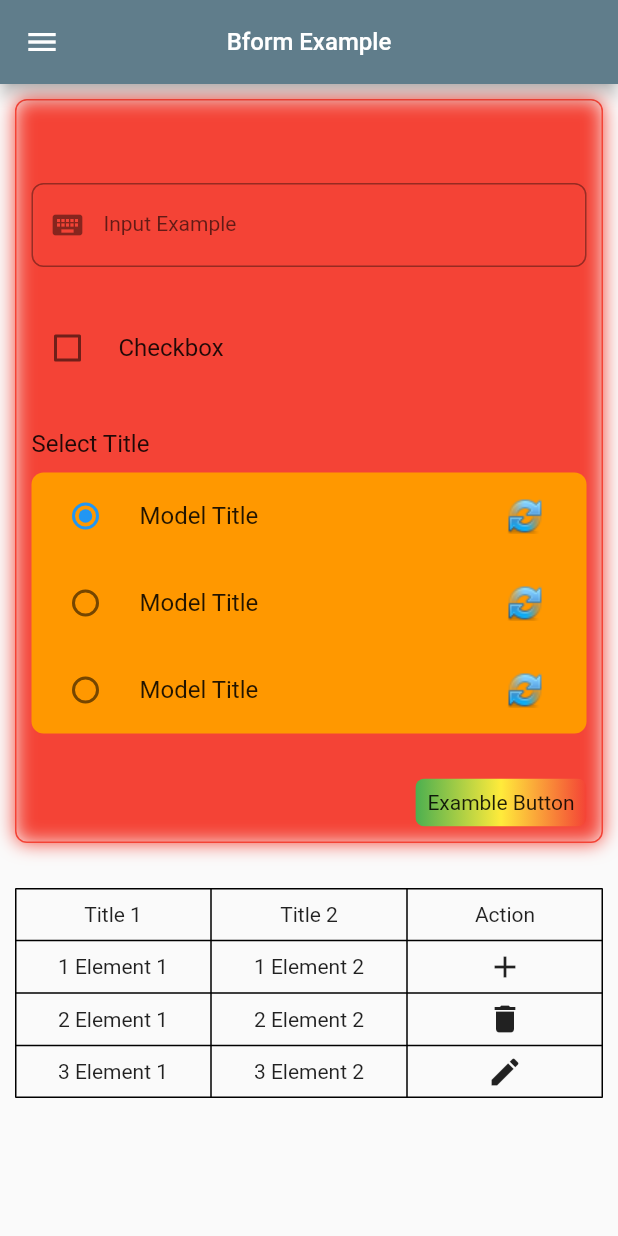
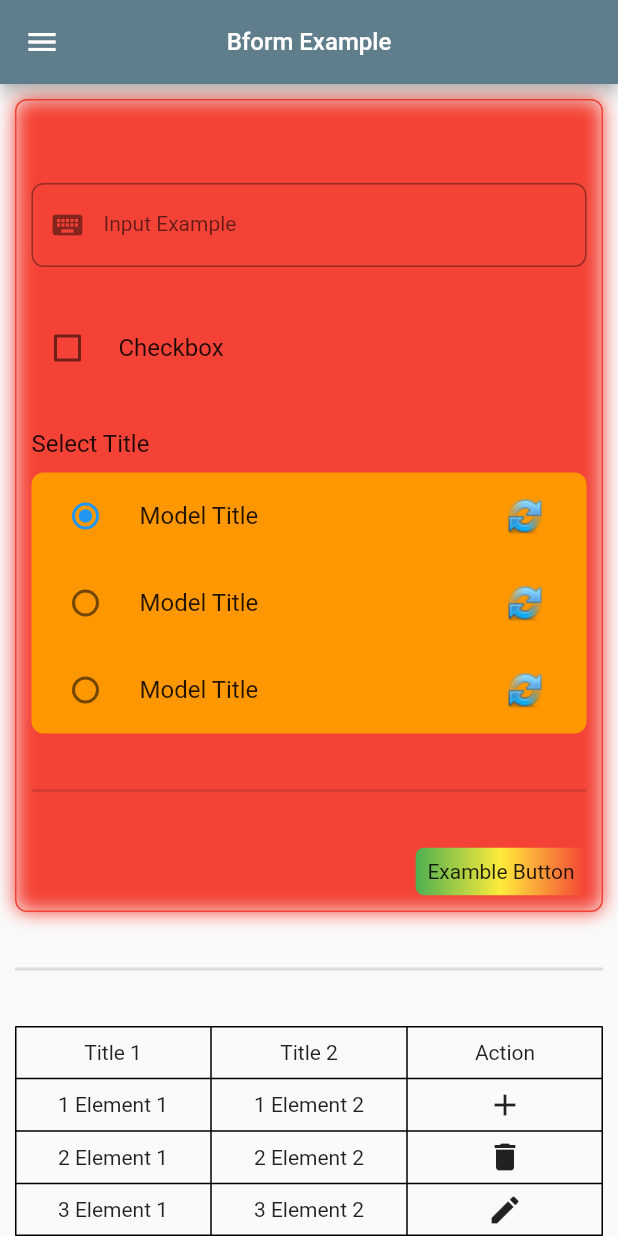
Before and after one commit to gabrielgits/bform, a Flutter app: the screen it shows after launch, on a phone screen of 412 x 824 dp. Run offline on Flutter 3.47's test engine with Material 2 defaults, Android fonts, the phone set to English and light mode, and no system bars.

Commit message:
add divider

```diff
--- a/example/lib/main.dart
+++ b/example/lib/main.dart
@@ -62,6 +62,8 @@ class _MyAppState extends State<MyApp> {
                   color: Colors.orange,
                 ),
                 const SizedBox(height: 30),
+                BformDivider(),
+                const SizedBox(height: 30),
                 Align(
                   alignment: Alignment.centerRight,
                   child: BformButton(
@@ -69,7 +71,6 @@ class _MyAppState extends State<MyApp> {
                       setState(() {
                         checkActive = !checkActive;
                       });
-
                     },
                     colors: [Colors.green, Colors.yellow, Colors.red],
                     style: BformButtonStyle.highlighted,
@@ -79,6 +80,8 @@ class _MyAppState extends State<MyApp> {
               ],
             ),
           ),
+          const SizedBox(height: 30),
+          BformDivider(),
           const SizedBox(height: 30),
           BformTableText(
             titles: const ['Title 1', 'Title 2'],
--- a/lib/bform.dart
+++ b/lib/bform.dart
@@ -11,6 +11,7 @@ export 'src/form/bform_group_radio.dart';
 export 'src/form/bform_select.dart';
 export 'src/form/bform_text_input.dart';
 export 'src/form/bform_button.dart';
+export 'src/form/bform_divider.dart';
 
 export 'src/tables/bform_table_cell.dart';
 export 'src/tables/bform_table.dart';
--- /dev/null
+++ b/lib/src/form/bform_divider.dart
@@ -0,0 +1,34 @@
+import 'package:flutter/material.dart';
+
+class BformDivider extends StatelessWidget {
+  final Widget? child;
+  final bool vertical;
+  final Color? color;
+  const BformDivider({
+    super.key,
+    this.child,
+    this.vertical = false,
+    this.color,
+  });
+
+  Widget _divider() {
+    return Expanded(
+      child: Divider(
+        color: color,
+        thickness: 2,
+      ),
+    );
+  }
+
+  @override
+  Widget build(BuildContext context) {
+    return Flex(
+      direction: vertical ? Axis.vertical : Axis.horizontal,
+      children: <Widget>[
+        _divider(),
+        child ?? const SizedBox(),
+        _divider(),
+      ],
+    );
+  }
+}
--- a/pubspec.yaml
+++ b/pubspec.yaml
@@ -1,6 +1,6 @@
 name: bform
 description: Package to help you create beautiful forms widgets.
-version: 0.3.6
+version: 0.3.7
 homepage: https://github.com/gabrielgits/bform.git
 
 environment:
```
Also changed, not shown: example/pubspec.lock. Lines whose indentation alone changed are shown as unchanged.
